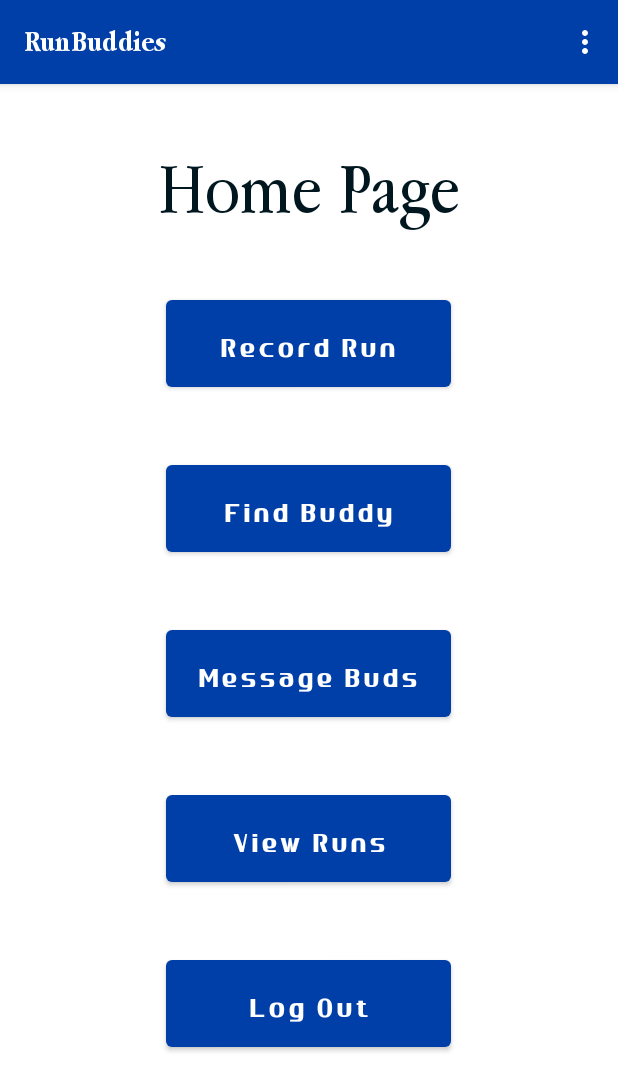
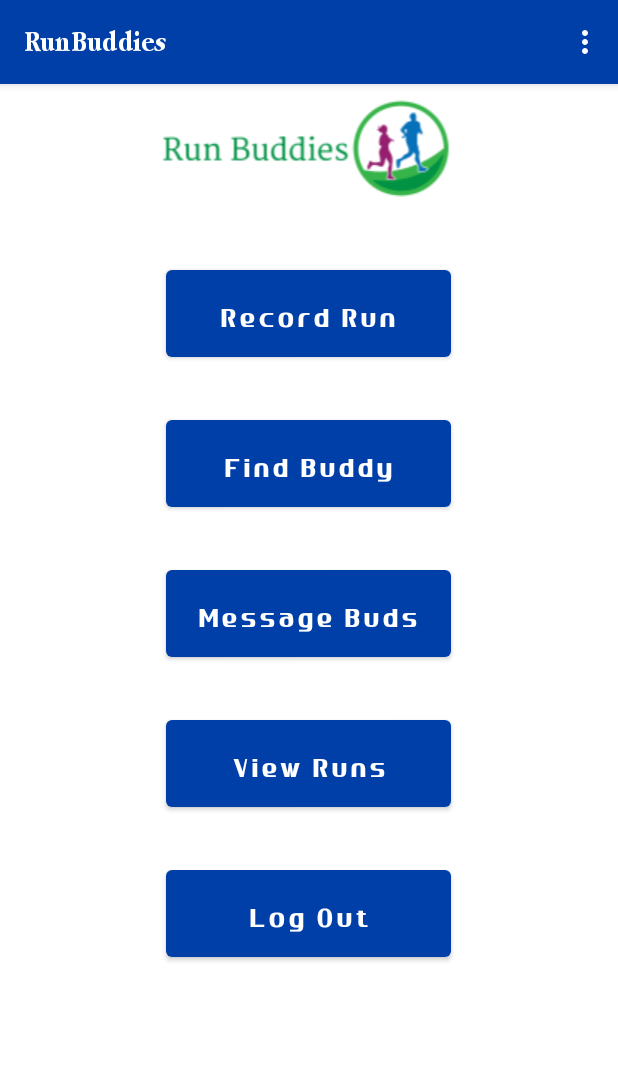
Before and after one commit to sutanto5/RunBuddies, an Android app: the screen it shows after launch once a user with an empty profile is signed in (HomePageActivity), on a phone screen of 412 x 824 dp. Shown: the top 1091 px of the screen. Run offline under Robolectric (Android 15) with nearby library versions, the phone set to English and light mode, and no system bars; our stand-ins replace Firebase (no records; nobody signed in at launch, a user with empty details on screens opened directly).

Commit message:
Fixed Layout

```diff
--- a/app/src/main/res/layout/activity_home_page.xml
+++ b/app/src/main/res/layout/activity_home_page.xml
@@ -4,45 +4,38 @@
     xmlns:tools="http://schemas.android.com/tools"
     android:layout_width="match_parent"
     android:layout_height="match_parent"
+
     android:orientation="vertical"
-    tools:context=".HomePageActivity"
-
-    >
+    tools:context=".HomePageActivity">
 
 
-        <TextView
-            android:id="@+id/homePageTitle"
-            android:layout_width="wrap_content"
+        <ImageView
+            android:id="@+id/imageView2"
+            android:layout_width="match_parent"
             android:layout_height="wrap_content"
-            android:layout_gravity="center"
-            android:layout_marginTop="@dimen/smallerTopMargin"
-            android:fontFamily="@font/applegaramond"
-            android:gravity="center"
-            android:text="Home Page"
-            android:textColor="@color/richBlackFOGRA_29"
-            android:textSize="@dimen/titleFont" />
+            app:srcCompat="@drawable/runbudlogo" />
 
         <Button
             android:id="@+id/recordRunButton"
             android:layout_width="@dimen/buttonWidth"
             android:layout_height="@dimen/buttonHeight"
             android:layout_gravity="center"
-            android:theme="@style/ButtonStyle"
+            android:layout_marginTop="20dp"
+            android:onClick="startRun"
+            android:text="Record Run"
             android:textSize="@dimen/buttonFont"
-            android:layout_marginTop="@dimen/smallerTopMargin"
-            android:onClick="startRun"
-            android:text="Record Run" />
+            android:theme="@style/ButtonStyle" />
 
         <Button
             android:id="@+id/buddySearchButton"
             android:layout_width="@dimen/buttonWidth"
             android:layout_height="@dimen/buttonHeight"
             android:layout_gravity="center"
-            android:theme="@style/ButtonStyle"
-            android:textSize="@dimen/buttonFont"
             android:layout_marginTop="@dimen/smallerTopMargin"
             android:onClick="findMatch"
-            android:text="Find Buddy" />
+            android:text="Find Buddy"
+            android:textSize="@dimen/buttonFont"
+            android:theme="@style/ButtonStyle" />
 
         <Button
             android:id="@+id/messageButton"
@@ -69,11 +62,11 @@
             android:id="@+id/logoutButton"
             android:layout_width="@dimen/buttonWidth"
             android:layout_height="@dimen/buttonHeight"
-            android:theme="@style/ButtonStyle"
-            android:textSize="@dimen/buttonFont"
             android:layout_gravity="center"
             android:layout_marginTop="@dimen/smallerTopMargin"
             android:onClick="logOutClicked"
-            android:text="Log Out" />
+            android:text="Log Out"
+            android:textSize="@dimen/buttonFont"
+            android:theme="@style/ButtonStyle" />
 
-    </LinearLayout>
+</LinearLayout>
--- a/app/src/main/res/layout/activity_login.xml
+++ b/app/src/main/res/layout/activity_login.xml
@@ -34,6 +34,7 @@
 
         <com.google.android.material.textfield.TextInputEditText
             android:id="@+id/emailET"
+            android:textSize="@dimen/editTextFont"
             android:layout_width="match_parent"
             android:layout_height="wrap_content" />
     </com.google.android.material.textfield.TextInputLayout>
@@ -54,6 +55,7 @@
 
         <com.google.android.material.textfield.TextInputEditText
             android:id="@+id/passwordET"
+            android:textSize="@dimen/editTextFont"
             android:layout_width="match_parent"
             android:layout_height="wrap_content"
             android:inputType="numberPassword"
--- a/app/src/main/res/layout/activity_sign_up.xml
+++ b/app/src/main/res/layout/activity_sign_up.xml
@@ -11,7 +11,7 @@
         android:id="@+id/SignUp"
         android:layout_width="@dimen/buttonWidth"
         android:layout_height="@dimen/buttonHeight"
-        android:layout_marginBottom="188dp"
+        android:layout_marginBottom="100dp"
         android:onClick="signUpClicked"
         android:text="Sign Up"
         android:textAllCaps="false"
@@ -47,6 +47,7 @@
 
         <com.google.android.material.textfield.TextInputEditText
             android:id="@+id/editTextName"
+            android:textSize="@dimen/editTextFont"
             android:layout_width="match_parent"
             android:layout_height="wrap_content"
             android:hint="Name" />
@@ -66,6 +67,7 @@
 
         <com.google.android.material.textfield.TextInputEditText
             android:id="@+id/editTextEmailAddress"
+            android:textSize="@dimen/editTextFont"
             android:layout_width="match_parent"
             android:layout_height="wrap_content"
             android:hint="Email" />
@@ -86,6 +88,7 @@
 
         <com.google.android.material.textfield.TextInputEditText
             android:id="@+id/editTextPassword"
+            android:textSize="@dimen/editTextFont"
             android:layout_width="match_parent"
             android:layout_height="wrap_content"
             android:hint="Password"
--- a/app/src/main/res/values/dimens.xml
+++ b/app/src/main/res/values/dimens.xml
@@ -5,11 +5,12 @@
 
    <dimen name="loginETWidth">225dp</dimen>
    <dimen name="loginETHeight">45dp</dimen>
+   <dimen name="editTextFont">20sp</dimen>
    <dimen name="buttonWidth">190dp</dimen>
    <dimen name="buttonHeight">70dp</dimen>
    <dimen name="buttonFont">30sp</dimen>
 
-   <dimen name="smallerTopMargin">40dp</dimen>
+   <dimen name="smallerTopMargin">30dp</dimen>
    <dimen name="largerTopMargin">60dp</dimen>
    <dimen name="runButtonHeight">60</dimen>
    <dimen name="runButtonWidth">160dp</dimen>
```
